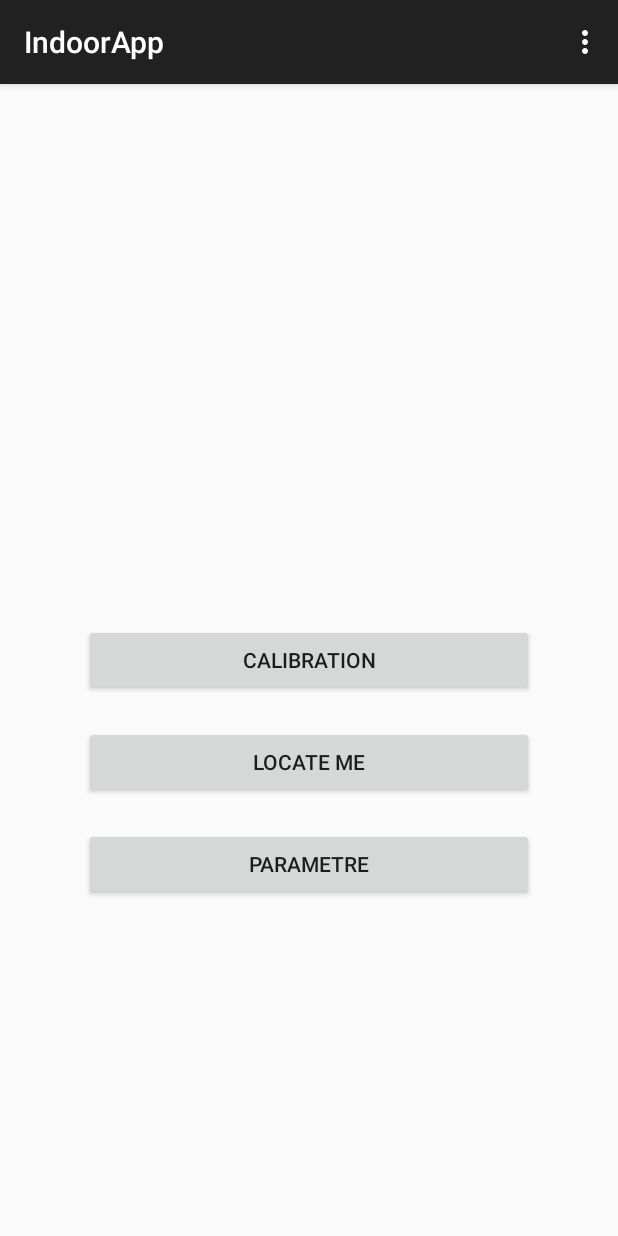
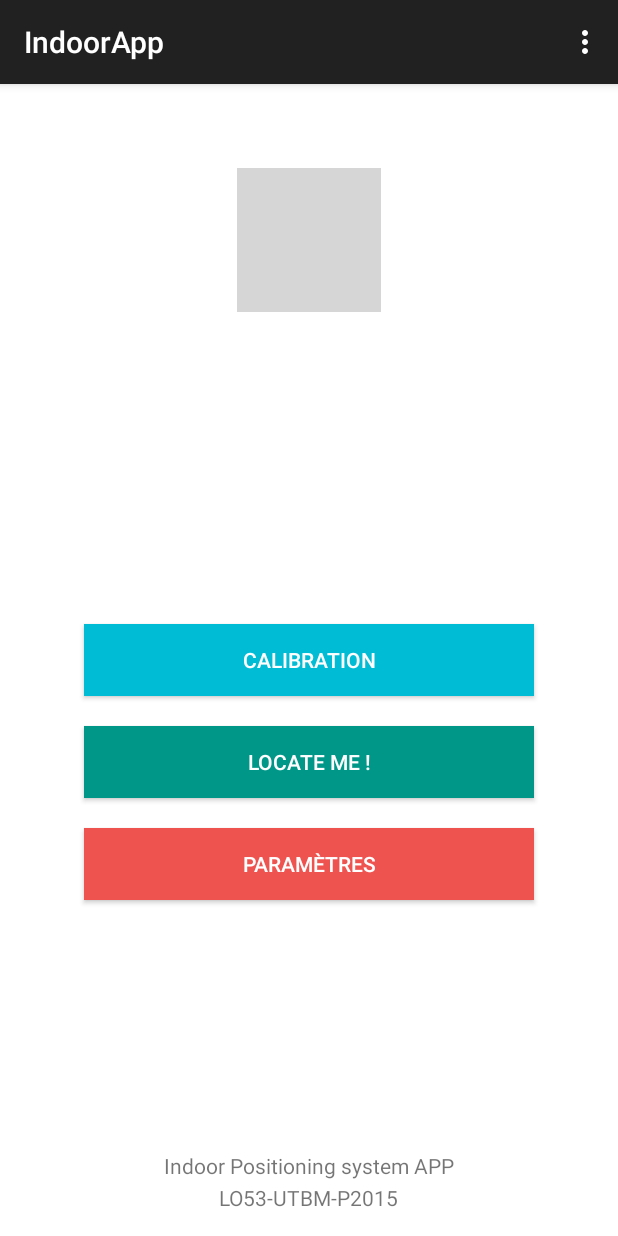
Before and after one commit to rickdana/IndoorApp_V2, an Android app: the screen it shows after launch (MainActivity), on a phone screen of 412 x 824 dp. Run offline under Robolectric (Android 15) with nearby library versions, the light colour scheme and no system bars; grey boxes are pictures that could not be loaded.

Commit message:
Mise à jour des de la requette HTTP avec la gestion des différent res status. ne fonctionne pas comme prévu quelques bug subsistent donc. Mise à jour de l'interface d'acceuil. ajout de couleur sur les boutons et d'un text en bas de page.

```diff
--- a/app/src/main/java/fr/lo53_nkad/android/indoorapp/Location.java
+++ b/app/src/main/java/fr/lo53_nkad/android/indoorapp/Location.java
@@ -30,6 +30,7 @@ public class Location extends ActionBarActivity {
         super.onCreate(savedInstanceState);
         setContentView(R.layout.activity_location);
         mContext = getApplicationContext();
+        pos = new Position(getApplicationContext());
         /*
             On associe chaque elément au fichier de description XML
          */
@@ -47,10 +48,13 @@ public class Location extends ActionBarActivity {
         locationBtn.setOnClickListener(new View.OnClickListener() {
             @Override
             public void onClick(View v) {
-                String uri =  "http://192.168.1.73:1337/Android/getPostion";//http://10.42.0.1:8080/server/calibration";
+                String uri = "http://192.168.1.73:1337/Android/getPostion?mac="+pos.getMacAdd();//"http://192.168.2.9:8080/server/location";
+                Log.v("Location REQ GET :",pos.getMacAdd());
+                Log.v("Location REQ GET :",uri);
                 BgLocation locationTask = new BgLocation();
                 try{
                     location =  locationTask.execute(uri,pos.getMacAdd()).get();
+                    Log.v("Location REQ GET :",location.toString());
                 }catch (InterruptedException it){
                     it.printStackTrace();
                 } catch (ExecutionException e) {
--- a/app/src/main/res/layout/activity_main.xml
+++ b/app/src/main/res/layout/activity_main.xml
@@ -4,7 +4,8 @@
     android:paddingRight="@dimen/activity_horizontal_margin"
     android:paddingTop="@dimen/activity_vertical_margin"
     android:paddingBottom="@dimen/activity_vertical_margin"
-    tools:context=".MainActivity">
+    tools:context=".MainActivity"
+    android:background="#ffffffff">
 
     <Button
         android:layout_width="300dp"
@@ -13,24 +14,59 @@
         android:id="@+id/calibration_btn"
         android:layout_centerVertical="true"
         android:layout_centerHorizontal="true"
-        android:layout_marginBottom="20dp" />
+        android:layout_marginBottom="20dp"
+        android:background="#00BCD4"
+        android:textColor="#ffffffff" />
 
     <Button
         android:layout_width="300dp"
         android:layout_height="wrap_content"
-        android:text="Locate me"
+        android:text="Locate me !"
         android:id="@+id/localisation_btn"
         android:layout_below="@+id/calibration_btn"
         android:layout_alignLeft="@+id/calibration_btn"
         android:layout_alignStart="@+id/calibration_btn"
-        android:layout_marginBottom="20dp" />
+        android:layout_marginBottom="20dp"
+        android:background="#009688"
+        android:textColor="#ffffffff" />
 
     <Button
         android:layout_width="300dp"
         android:layout_height="wrap_content"
-        android:text="Parametre"
+        android:text="Paramètres"
         android:id="@+id/Param_btn"
         android:layout_below="@+id/localisation_btn"
         android:layout_alignLeft="@+id/localisation_btn"
-        android:layout_alignStart="@+id/localisation_btn" />
+        android:layout_alignStart="@+id/localisation_btn"
+        android:background="#EF5350"
+        android:textColor="#ffffffff" />
+
+    <ImageView
+        android:layout_width="wrap_content"
+        android:layout_height="wrap_content"
+        android:id="@+id/logo_utbm"
+        android:layout_alignParentTop="true"
+        android:layout_centerHorizontal="true"
+        android:layout_marginTop="40dp"
+        android:src="@drawable/logo_utbm"/>
+
+    <TextView
+        android:layout_width="wrap_content"
+        android:layout_height="wrap_content"
+        android:textAppearance="?android:attr/textAppearanceSmall"
+        android:text="Indoor Positioning system APP"
+        android:id="@+id/textView"
+        android:layout_alignParentBottom="true"
+        android:layout_centerHorizontal="true"
+        android:layout_marginBottom="21dp" />
+
+    <TextView
+        android:layout_width="wrap_content"
+        android:layout_height="wrap_content"
+        android:textAppearance="?android:attr/textAppearanceSmall"
+        android:text="LO53-UTBM-P2015"
+        android:id="@+id/textView2"
+        android:layout_alignParentBottom="true"
+        android:layout_centerHorizontal="true" />
+
 </RelativeLayout>
```
Also changed, not shown: app/src/main/java/fr/lo53_nkad/android/indoorapp/BgLocation.java (+23 -0 lines).
